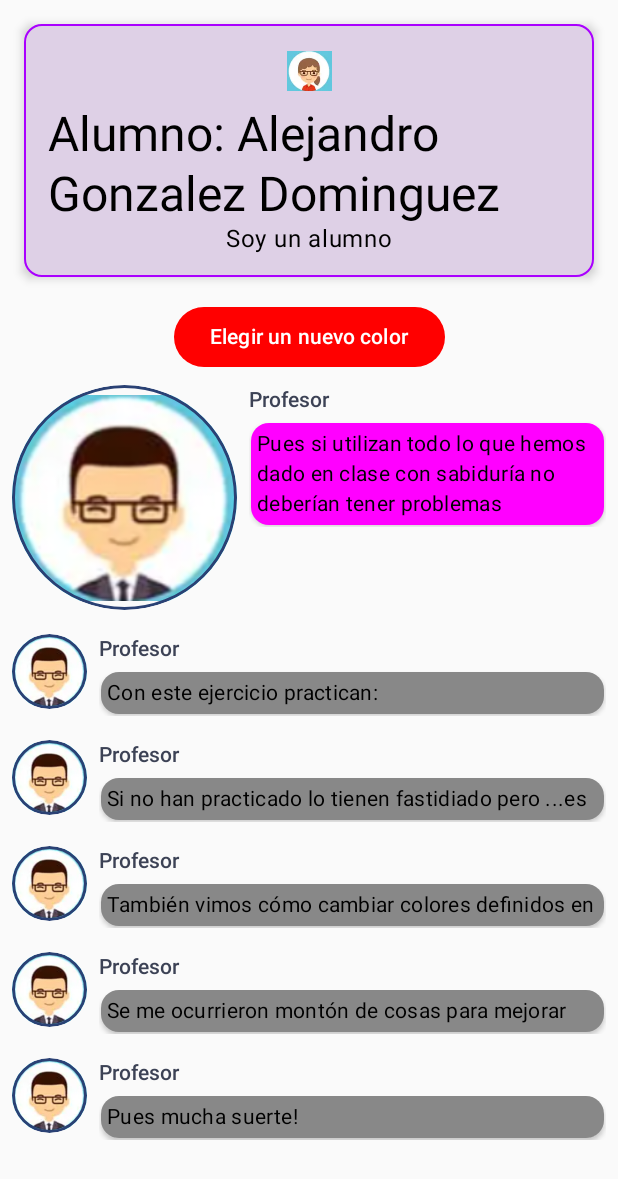
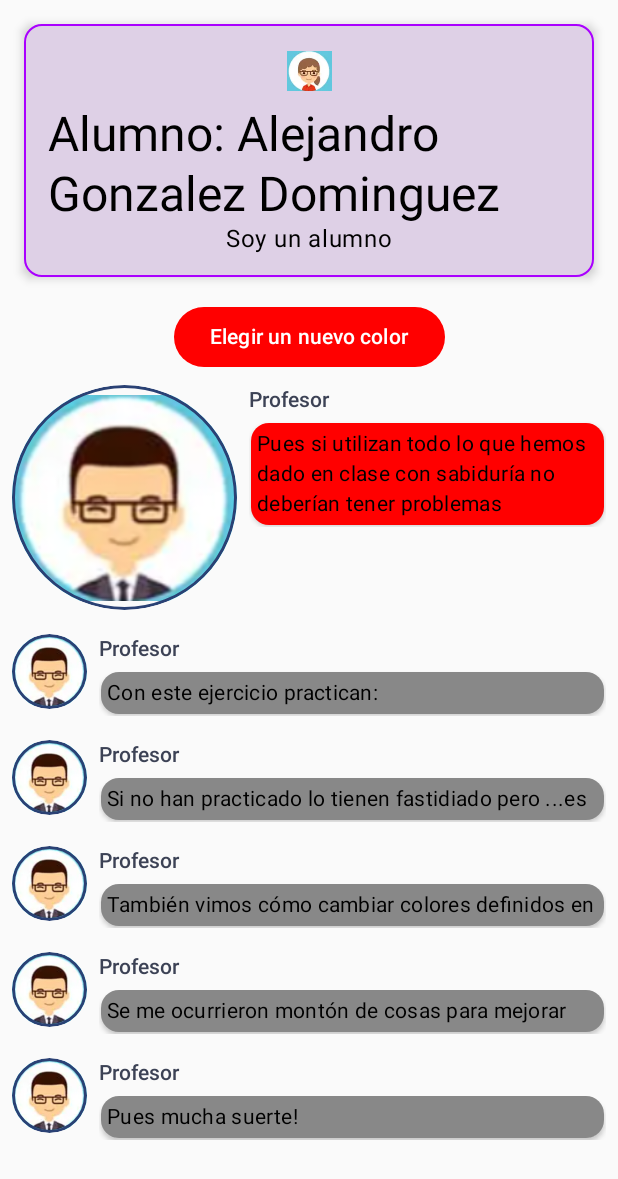
Before and after one commit to AlejoIII/Examen, an Android app built with Jetpack Compose: the screen it shows after launch (MainActivity), after a tap on "Elegir un nuevo color", on a phone screen of 412 x 824 dp. Shown: the top 1179 px of the screen. Run offline under Robolectric (Android 15) with nearby library versions, the phone set to English and light mode, and no system bars; 1 other tap on this screen came first.

Commit message:
Second commit

```diff
--- a/app/src/main/java/com/example/examen/MainActivity.kt
+++ b/app/src/main/java/com/example/examen/MainActivity.kt
@@ -57,6 +57,8 @@ class MainActivity : ComponentActivity() {
         enableEdgeToEdge()
         setContent {
             ExamenTheme {
+                var buttonColor by remember { mutableStateOf(Color.Magenta) }
+
                 Column {
                     StudentCard(
                         studentName = "Alumno: " + nombre,
@@ -70,9 +72,11 @@ class MainActivity : ComponentActivity() {
                         modifier = Modifier.fillMaxWidth(),
                         contentAlignment = Alignment.Center
                     ) {
-                        RandomColorButton()
+                        RandomColorButton(buttonColor) { newColor ->
+                            buttonColor = newColor
+                        }
                     }
-                    Conversation(Mensajes.conversationSample)
+                    Conversation(Mensajes.conversationSample, buttonColor)
                 }
             }
         }
@@ -91,12 +95,12 @@ val shadow8=Color(0xFFAA00FF)
 val profesor= R.drawable.profesor
 
 @Composable
-fun MessageCard(msg: Message) {
+fun MessageCard(msg: Message, cardColor: Color) {
     Row(modifier = Modifier.padding(all = 8.dp)) {
         var isExpanded by remember { mutableStateOf(false) }
 
         val surfaceColor by animateColorAsState(
-            targetValue = if (isExpanded) Color.Magenta else Color.Gray
+            targetValue = if (isExpanded) cardColor else Color.Gray
         )
         val imageSize by animateDpAsState(targetValue = if (isExpanded) 150.dp else 50.dp)
         Image(
@@ -134,24 +138,22 @@ fun MessageCard(msg: Message) {
 }
 
 @Composable
-fun Conversation(conversation: List<Message>) {
+fun Conversation(conversation: List<Message>, cardColor: Color) {
     Column {
         conversation.forEach { msg ->
-            MessageCard(msg = msg)
+            MessageCard(msg = msg, cardColor = cardColor)
         }
     }
 }
-
 @Composable
-fun RandomColorButton() {
+fun RandomColorButton(currentColor: Color, onColorChange: (Color) -> Unit) {
     val listaColores = listOf(Color.Green, Color.Blue, Color.Red, Color.Cyan)
-    var buttonColor by remember { mutableStateOf(Color.Magenta) }
 
     Button(
         onClick = {
-            buttonColor = listaColores.random()
+            onColorChange(listaColores.random())
         },
-        colors = ButtonDefaults.buttonColors(containerColor = buttonColor)
+        colors = ButtonDefaults.buttonColors(containerColor = currentColor)
     ) {
         Text("Elegir un nuevo color")
     }
```
